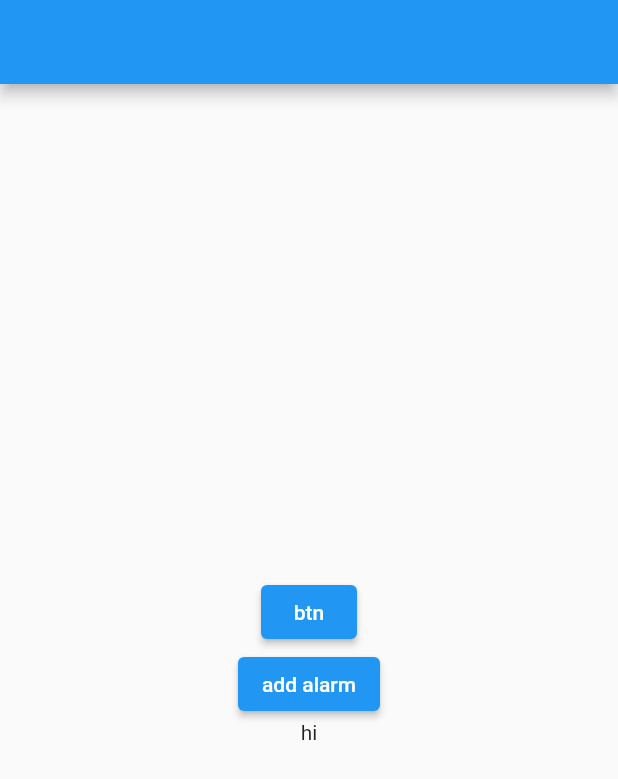
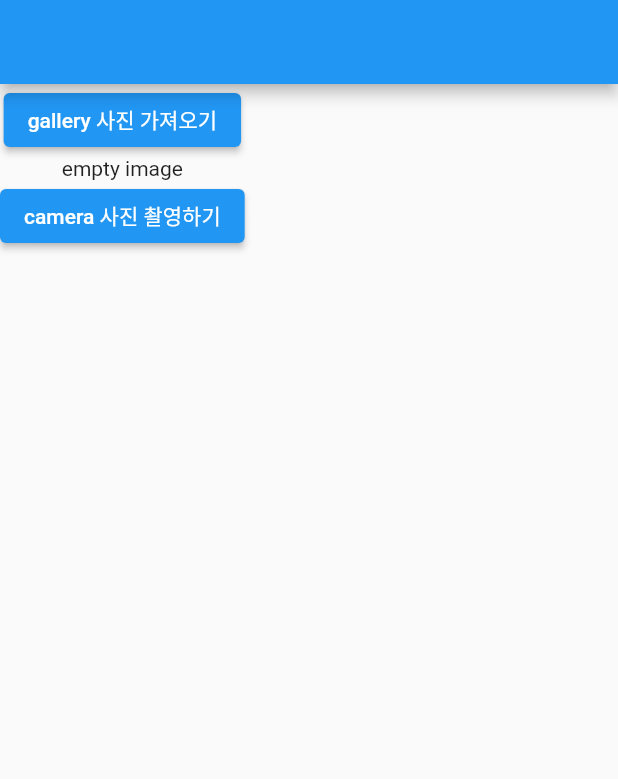
Before and after one commit to kwakdeung/dev_flutter, a Flutter app: the screen it shows after launch, on a phone screen of 412 x 824 dp. Shown: the top 779 px of the screen. Run offline on Flutter 3.47's test engine with Material 2 defaults, Android fonts, the light colour scheme and no system bars; our stand-ins replace flutter_local_notifications, flutter_native_timezone, fluttertoast, image_picker, timezone.

Commit message:
ch03_01_use_image_picker

```diff
--- a/external_package/study_package/lib/main.dart
+++ b/external_package/study_package/lib/main.dart
@@ -1,6 +1,7 @@
 import 'package:flutter/material.dart';
 import 'package:flutter_local_notifications/flutter_local_notifications.dart';
 import 'package:flutter_native_timezone/flutter_native_timezone.dart';
+import 'package:study_package/page/image_page.dart';
 import 'package:timezone/timezone.dart' as tz;
 import 'package:timezone/data/latest.dart' as tz;
 import 'page/home_page.dart';
@@ -50,7 +51,7 @@ class MyApp extends StatelessWidget {
       theme: ThemeData(
         primarySwatch: Colors.blue,
       ),
-      home: const HomePage(),
+      home: const ImagePage(),
     );
   }
 }
--- /dev/null
+++ b/external_package/study_package/lib/page/image_page.dart
@@ -0,0 +1,62 @@
+// ch03_01_use_image_picker
+// 갤러리에서 사진 불러오기
+
+import 'dart:io';
+
+import 'package:flutter/material.dart';
+import 'package:image_picker/image_picker.dart';
+
+class ImagePage extends StatefulWidget {
+  const ImagePage({super.key});
+
+  @override
+  State<ImagePage> createState() => _ImagePageState();
+}
+
+class _ImagePageState extends State<ImagePage> {
+  File? _image;
+
+  @override
+  Widget build(BuildContext context) {
+    return Scaffold(
+      appBar: AppBar(),
+      body: SingleChildScrollView(
+        child: Column(
+          children: [
+            ElevatedButton(
+              onPressed: () async {
+                final _picker = ImagePicker();
+                // Pick an image
+                final image =
+                    await _picker.pickImage(source: ImageSource.gallery);
+                if (image != null) {
+                  setState(() {
+                    _image = File(image.path);
+                  });
+                }
+                print('image $image');
+              },
+              child: const Text('gallery 사진 가져오기'),
+            ),
+            _image == null ? Text('empty image') : Image.file(_image!),
+            ElevatedButton(
+              onPressed: () async {
+                final _picker = ImagePicker();
+                // Pick an image
+                final image =
+                    await _picker.pickImage(source: ImageSource.camera);
+                if (image != null) {
+                  setState(() {
+                    _image = File(image.path);
+                  });
+                }
+                print('image $image');
+              },
+              child: const Text('camera 사진 촬영하기'),
+            ),
+          ],
+        ),
+      ),
+    );
+  }
+}
--- a/external_package/study_package/pubspec.yaml
+++ b/external_package/study_package/pubspec.yaml
@@ -21,6 +21,8 @@ dependencies:
   flutter_local_notifications: ^12.0.4
   timezone: ^0.9.0
   flutter_native_timezone: ^2.0.0
+  # gallery, camera
+  image_picker: ^0.8.6
 
 dev_dependencies:
   flutter_test:
```
Also changed, not shown: external_package/study_package/pubspec.lock, 2 other files.
